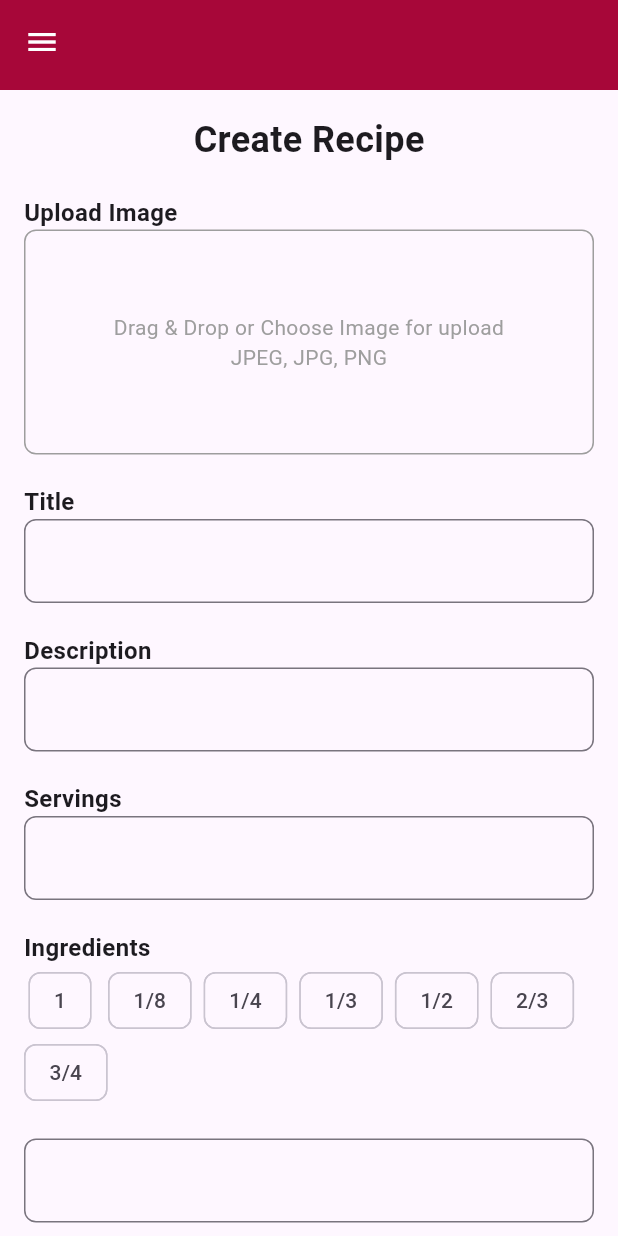
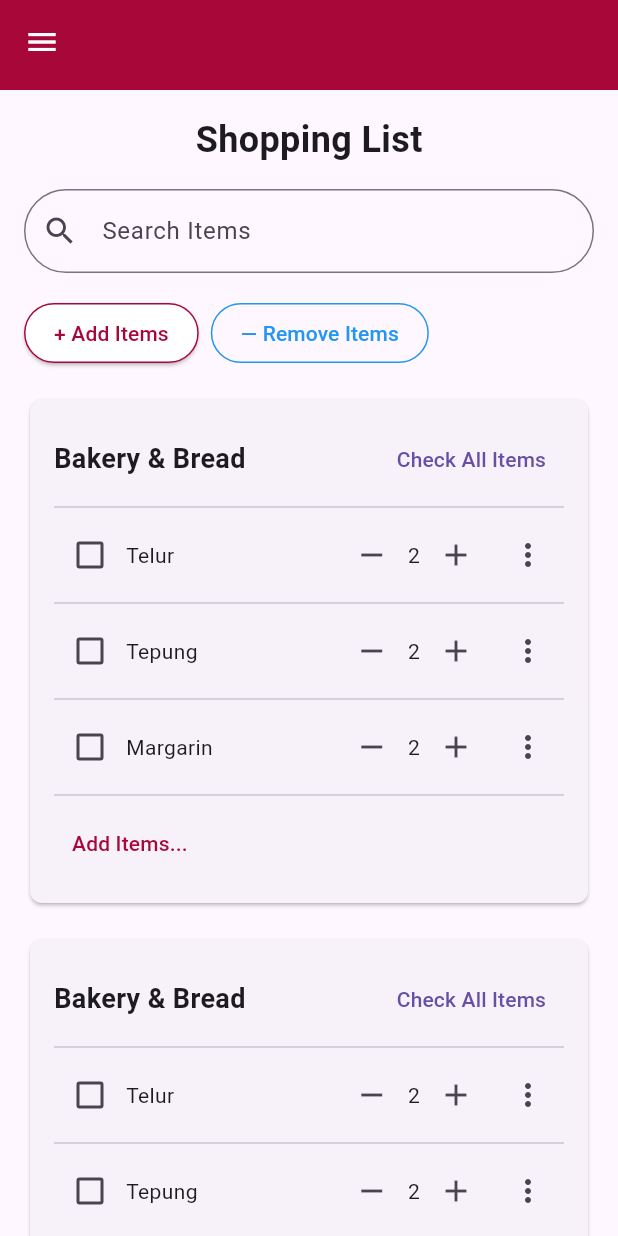
Before and after one commit to michael29-code/ux_team_project, a Flutter app: the screen it shows after launch, on a phone screen of 412 x 824 dp. Run offline on Flutter 3.47's test engine with Material 3 defaults, Android fonts, the phone set to English and light mode, and no system bars; our stand-ins replace google_fonts.

Commit message:
shopping list done
harusnya

```diff
--- a/lib/main.dart
+++ b/lib/main.dart
@@ -2,6 +2,7 @@ import 'package:flutter/material.dart';
 import 'package:google_fonts/google_fonts.dart';
 import 'pages/profile.dart'; // Pastikan jalur ini benar
 import 'pages/create_recipe.dart';
+import 'pages/shopping_list.dart';
 
 void main() {
   runApp(const MyApp());
@@ -18,7 +19,7 @@ class MyApp extends StatelessWidget {
         // Tema aplikasi
         textTheme: GoogleFonts.istokWebTextTheme(Theme.of(context).textTheme),
       ),
-      home: const CreateRecipe(),
+      home: const ShoppingList(),
     );
   }
 }
--- /dev/null
+++ b/lib/pages/shopping_list.dart
@@ -0,0 +1,182 @@
+import 'package:flutter/material.dart';
+import 'package:ux_team_project/pages/header.dart';
+
+class ShoppingList extends StatefulWidget {
+  const ShoppingList({super.key});
+
+  @override
+  _ShoppingListState createState() => _ShoppingListState();
+}
+
+class _ShoppingListState extends State<ShoppingList> {
+  @override
+  Widget build(BuildContext context) {
+    return Scaffold(
+      appBar: const Header(),
+      body: SingleChildScrollView(
+        padding: const EdgeInsets.all(16.0),
+        child: Column(
+          crossAxisAlignment: CrossAxisAlignment.start,
+          children: <Widget>[
+            const Center(
+              child: Text(
+                'Shopping List',
+                style: TextStyle(
+                  fontSize: 24.0,
+                  fontWeight: FontWeight.bold,
+                ),
+              ),
+            ),
+            const SizedBox(height: 16.0),
+            TextField(
+              decoration: InputDecoration(
+                prefixIcon: const Icon(Icons.search),
+                hintText: 'Search Items',
+                border: OutlineInputBorder(
+                  borderRadius: BorderRadius.circular(160.0),
+                ),
+              ),
+            ),
+            const SizedBox(height: 16.0),
+            Row(
+              children: [
+                ElevatedButton(
+                  onPressed: () {
+                    // Handle Add Items
+                  },
+                  style: ElevatedButton.styleFrom(
+                    backgroundColor: Colors.white,
+                    side: const BorderSide(color: Color(0xFFA70739)),
+                    shape: RoundedRectangleBorder(
+                      borderRadius: BorderRadius.circular(30.0),
+                    ),
+                    padding: const EdgeInsets.symmetric(
+                        horizontal: 20, vertical: 10),
+                  ),
+                  child: const Text(
+                    '+ Add Items',
+                    style: TextStyle(color: Color(0xFFA70739)),
+                  ),
+                ),
+                const SizedBox(width: 8.0),
+                OutlinedButton(
+                  onPressed: () {
+                    // Handle Remove Items
+                  },
+                  style: OutlinedButton.styleFrom(
+                    side: const BorderSide(color: Colors.blue),
+                    shape: RoundedRectangleBorder(
+                      borderRadius: BorderRadius.circular(30.0),
+                    ),
+                    padding: const EdgeInsets.symmetric(
+                        horizontal: 20, vertical: 10),
+                  ),
+                  child: const Text(
+                    '— Remove Items',
+                    style: TextStyle(color: Colors.blue),
+                  ),
+                ),
+              ],
+            ),
+            const SizedBox(height: 16.0),
+            _buildCategoryCard('Bakery & Bread'),
+            const SizedBox(height: 16.0),
+            _buildCategoryCard('Bakery & Bread'),
+            const SizedBox(height: 16.0),
+            _buildCategoryCard('Bakery & Bread'),
+          ],
+        ),
+      ),
+    );
+  }
+
+  Widget _buildCategoryCard(String title) {
+    return Card(
+      shape: RoundedRectangleBorder(
+        borderRadius: BorderRadius.circular(8.0),
+      ),
+      child: Padding(
+        padding: const EdgeInsets.all(16.0),
+        child: Column(
+          crossAxisAlignment: CrossAxisAlignment.start,
+          children: <Widget>[
+            Row(
+              mainAxisAlignment: MainAxisAlignment.spaceBetween,
+              children: [
+                Text(
+                  title,
+                  style: const TextStyle(
+                      fontSize: 18.0, fontWeight: FontWeight.bold),
+                ),
+                TextButton(
+                  onPressed: () {
+                    // Handle Check All Items
+                  },
+                  child: const Text('Check All Items'),
+                ),
+              ],
+            ),
+            const Divider(),
+            _buildItemRow('Telur'),
+            const Divider(),
+            _buildItemRow('Tepung'),
+            const Divider(),
+            _buildItemRow('Margarin'),
+            const Divider(),
+            TextButton(
+              onPressed: () {
+                // Handle Add Items...
+              },
+              child: const Text(
+                'Add Items...',
+                style: TextStyle(color: Color(0xFFA70739)),
+              ),
+            ),
+          ],
+        ),
+      ),
+    );
+  }
+
+  Widget _buildItemRow(String itemName) {
+    return Row(
+      mainAxisAlignment: MainAxisAlignment.spaceBetween,
+      children: [
+        Row(
+          children: [
+            Checkbox(
+              value: false,
+              onChanged: (bool? value) {
+                // Handle item check
+              },
+            ),
+            Text(itemName),
+          ],
+        ),
+        Row(
+          children: [
+            IconButton(
+              icon: const Icon(Icons.remove),
+              onPressed: () {
+                // Handle decrease quantity
+              },
+            ),
+            const Text('2'),
+            IconButton(
+              icon: const Icon(Icons.add),
+              onPressed: () {
+                // Handle increase quantity
+              },
+            ),
+            IconButton(
+              icon: const Icon(Icons.more_vert),
+              onPressed: () {
+                // Handle more options
+              },
+            ),
+          ],
+        ),
+      ],
+    );
+  }
+}
```
